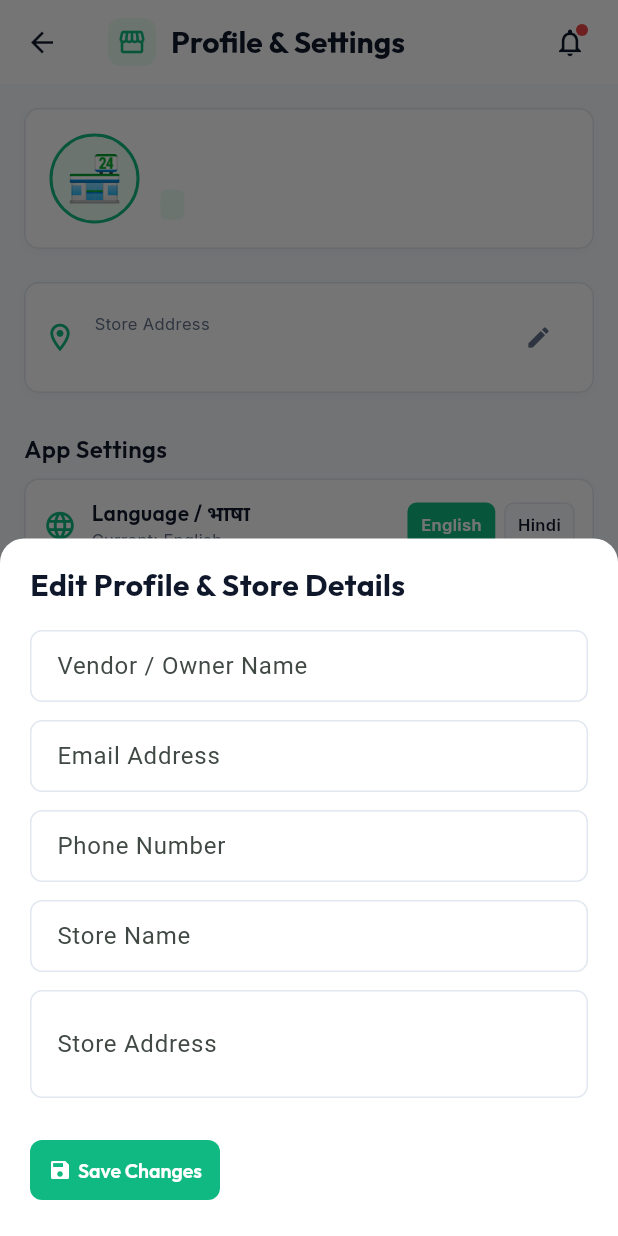
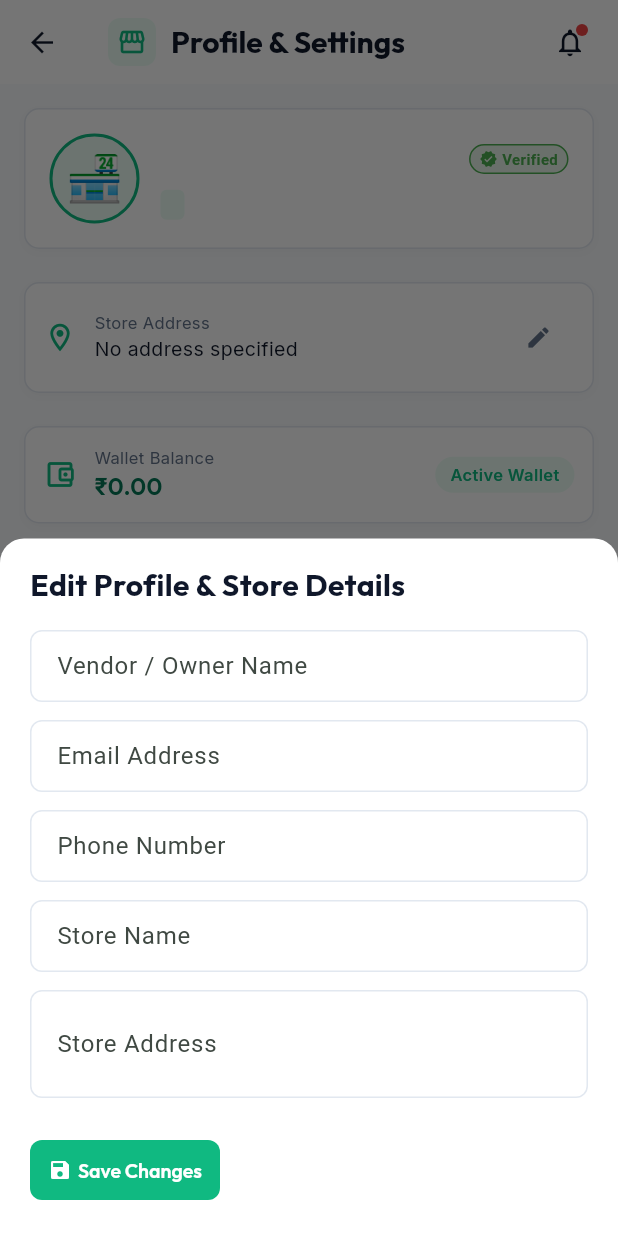
Before and after one commit to deepraj12345-veb/veggie_mart_vender, a Flutter app: the ProfileScreen screen opened directly, after a tap on the "edit" icon, on a phone screen of 412 x 824 dp. Run offline on Flutter 3.47's test engine with Material 3 defaults, Android fonts, the light colour scheme and no system bars; our stand-ins replace audioplayers, dio, flutter_riverpod, google_fonts, image_picker, logger and 2 more; accounts and stored records are empty; network calls fail.

Commit message:
Support dynamic vendor profile loading with wallet balance, verification badge, and state cleanup on login/logout

```diff
--- a/lib/providers/profile_provider.dart
+++ b/lib/providers/profile_provider.dart
@@ -3,39 +3,59 @@ import 'package:shared_preferences/shared_preferences.dart';
 import '../services/api_service.dart';
 
 class VendorProfileState {
+  final String vendorId;
   final String vendorName;
   final String email;
   final String phoneNumber;
   final String storeName;
   final String storeAddress;
+  final String city;
+  final String stateName;
+  final double walletBalance;
+  final bool isVerified;
   final String language; // "English" or "Hindi"
   final bool isLoading;
 
   const VendorProfileState({
+    required this.vendorId,
     required this.vendorName,
     required this.email,
     required this.phoneNumber,
     required this.storeName,
     required this.storeAddress,
+    required this.city,
+    required this.stateName,
+    required this.walletBalance,
+    required this.isVerified,
     required this.language,
     this.isLoading = false,
   });
 
   VendorProfileState copyWith({
+    String? vendorId,
     String? vendorName,
     String? email,
     String? phoneNumber,
     String? storeName,
     String? storeAddress,
+    String? city,
+    String? stateName,
+    double? walletBalance,
+    bool? isVerified,
     String? language,
     bool? isLoading,
   }) {
     return VendorProfileState(
+      vendorId: vendorId ?? this.vendorId,
       vendorName: vendorName ?? this.vendorName,
       email: email ?? this.email,
       phoneNumber: phoneNumber ?? this.phoneNumber,
       storeName: storeName ?? this.storeName,
       storeAddress: storeAddress ?? this.storeAddress,
+      city: city ?? this.city,
+      stateName: stateName ?? this.stateName,
+      walletBalance: walletBalance ?? this.walletBalance,
+      isVerified: isVerified ?? this.isVerified,
       language: language ?? this.language,
       isLoading: isLoading ?? this.isLoading,
     );
@@ -47,11 +67,16 @@ class ProfileNotifier extends Notifier<VendorProfileState> {
   VendorProfileState build() {
     _loadAndSync();
     return VendorProfileState(
+      vendorId: ApiService.currentVendorId ?? "",
       vendorName: ApiService.vendorName ?? "",
       email: ApiService.currentVendorEmail ?? "",
       phoneNumber: ApiService.vendorPhone ?? "",
       storeName: ApiService.storeName ?? "",
       storeAddress: ApiService.storeAddress ?? "",
+      city: ApiService.city,
+      stateName: ApiService.stateName,
+      walletBalance: ApiService.walletBalance,
+      isVerified: ApiService.isVerified,
       language: "English",
     );
   }
@@ -61,11 +86,16 @@ class ProfileNotifier extends Notifier<VendorProfileState> {
     final vendorData = await ApiService.fetchVendorProfile();
     if (vendorData.isNotEmpty) {
       state = state.copyWith(
+        vendorId: ApiService.currentVendorId ?? state.vendorId,
         vendorName: ApiService.vendorName ?? state.vendorName,
         email: ApiService.currentVendorEmail ?? state.email,
         phoneNumber: ApiService.vendorPhone ?? state.phoneNumber,
         storeName: ApiService.storeName ?? state.storeName,
         storeAddress: ApiService.storeAddress ?? state.storeAddress,
+        city: ApiService.city,
+        stateName: ApiService.stateName,
+        walletBalance: ApiService.walletBalance,
+        isVerified: ApiService.isVerified,
         isLoading: false,
       );
     } else {
@@ -77,18 +107,28 @@ class ProfileNotifier extends Notifier<VendorProfileState> {
     try {
       await ApiService.loadFromPrefs();
       final prefs = await SharedPreferences.getInstance();
+      final id = prefs.getString('currentVendorId') ?? ApiService.currentVendorId;
       final name = prefs.getString('vendorName') ?? ApiService.vendorName;
       final email = prefs.getString('currentVendorEmail') ?? ApiService.currentVendorEmail;
       final phone = prefs.getString('vendorPhone') ?? ApiService.vendorPhone;
       final store = prefs.getString('storeName') ?? ApiService.storeName;
       final address = prefs.getString('storeAddress') ?? ApiService.storeAddress;
+      final c = prefs.getString('vendorCity') ?? ApiService.city;
+      final s = prefs.getString('vendorState') ?? ApiService.stateName;
+      final w = prefs.getDouble('vendorWallet') ?? ApiService.walletBalance;
+      final v = prefs.getBool('vendorIsVerified') ?? ApiService.isVerified;
 
       state = state.copyWith(
+        vendorId: id ?? state.vendorId,
         vendorName: name ?? state.vendorName,
         email: email ?? state.email,
         phoneNumber: phone ?? state.phoneNumber,
         storeName: store ?? state.storeName,
         storeAddress: address ?? state.storeAddress,
+        city: c,
+        stateName: s,
+        walletBalance: w,
+        isVerified: v,
       );
 
       await fetchProfileFromApi();
@@ -111,6 +151,8 @@ class ProfileNotifier extends Notifier<VendorProfileState> {
     String? phoneNumber,
     String? storeName,
     String? storeAddress,
+    String? city,
+    String? stateName,
   }) async {
     state = state.copyWith(
       vendorName: vendorName,
@@ -118,6 +160,8 @@ class ProfileNotifier extends Notifier<VendorProfileState> {
       phoneNumber: phoneNumber,
       storeName: storeName,
       storeAddress: storeAddress,
+      city: city,
+      stateName: stateName,
     );
 
     if (vendorName != null) ApiService.vendorName = vendorName;
@@ -125,6 +169,8 @@ class ProfileNotifier extends Notifier<VendorProfileState> {
     if (phoneNumber != null) ApiService.vendorPhone = phoneNumber;
     if (storeName != null) ApiService.storeName = storeName;
     if (storeAddress != null) ApiService.storeAddress = storeAddress;
+    if (city != null) ApiService.city = city;
+    if (stateName != null) ApiService.stateName = stateName;
 
     await ApiService.saveToPrefs();
   }
--- a/lib/screens/profile/profile_screen.dart
+++ b/lib/screens/profile/profile_screen.dart
@@ -58,13 +58,50 @@ class ProfileScreen extends ConsumerWidget {
                       child: Column(
                         crossAxisAlignment: CrossAxisAlignment.start,
                         children: [
-                          Text(
+                          Row(
+                            children: [
+                              Expanded(
+                                child: Text(
                                   profile.vendorName.isNotEmpty
                                       ? profile.vendorName
                                       : profile.storeName,
                                   style: AppTextStyles.heading1,
                                   maxLines: 1,
                                   overflow: TextOverflow.ellipsis,
+                                ),
+                              ),
+                              if (profile.isVerified)
+                                Container(
+                                  padding: const EdgeInsets.symmetric(
+                                    horizontal: 6,
+                                    vertical: 2,
+                                  ),
+                                  decoration: BoxDecoration(
+                                    color: Colors.green.shade50,
+                                    borderRadius: BorderRadius.circular(12),
+                                    border: Border.all(color: Colors.green),
+                                  ),
+                                  child: const Row(
+                                    mainAxisSize: MainAxisSize.min,
+                                    children: [
+                                      Icon(
+                                        Icons.verified,
+                                        size: 12,
+                                        color: Colors.green,
+                                      ),
+                                      SizedBox(width: 3),
+                                      Text(
+                                        "Verified",
+                                        style: TextStyle(
+                                          fontSize: 10,
+                                          color: Colors.green,
+                                          fontWeight: FontWeight.bold,
+                                        ),
+                                      ),
+                                    ],
+                                  ),
+                                ),
+                            ],
                           ),
                           if (profile.email.isNotEmpty)
                             Padding(
@@ -137,7 +174,11 @@ class ProfileScreen extends ConsumerWidget {
                           style: AppTextStyles.bodySmall,
                         ),
                         Text(
-                          profile.storeAddress,
+                          profile.storeAddress.isNotEmpty
+                              ? profile.storeAddress
+                              : profile.city.isNotEmpty
+                                  ? "${profile.city}${profile.stateName.isNotEmpty ? ', ${profile.stateName}' : ''}"
+                                  : tr("No address specified"),
                           style: AppTextStyles.bodyMedium,
                           maxLines: 2,
                           overflow: TextOverflow.ellipsis,
@@ -154,6 +195,57 @@ class ProfileScreen extends ConsumerWidget {
                     onPressed: () {
                       EditProfileModal.show(context, ref);
                     },
+                  ),
+                ],
+              ),
+            ),
+            const SizedBox(height: 12),
+
+            // Wallet Balance Card
+            ReusableCard(
+              child: Row(
+                mainAxisAlignment: MainAxisAlignment.spaceBetween,
+                children: [
+                  Row(
+                    children: [
+                      const Icon(
+                        Icons.account_balance_wallet_outlined,
+                        color: AppColors.primary,
+                        size: 22,
+                      ),
+                      const SizedBox(width: 12),
+                      Column(
+                        crossAxisAlignment: CrossAxisAlignment.start,
+                        children: [
+                          Text(
+                            tr("Wallet Balance"),
+                            style: AppTextStyles.bodySmall,
+                          ),
+                          Text(
+                            "₹${profile.walletBalance.toStringAsFixed(2)}",
+                            style: AppTextStyles.heading2.copyWith(
+                              color: AppColors.primaryDark,
+                            ),
+                          ),
+                        ],
+                      ),
+                    ],
+                  ),
+                  Container(
+                    padding: const EdgeInsets.symmetric(
+                      horizontal: 10,
+                      vertical: 4,
+                    ),
+                    decoration: BoxDecoration(
+                      color: AppColors.primaryLight,
+                      borderRadius: BorderRadius.circular(12),
+                    ),
+                    child: Text(
+                      tr("Active Wallet"),
+                      style: AppTextStyles.badgeText.copyWith(
+                        color: AppColors.primary,
+                      ),
+                    ),
                   ),
                 ],
               ),
@@ -324,12 +416,7 @@ class ProfileScreen extends ConsumerWidget {
                           backgroundColor: AppColors.error,
                         ),
                         onPressed: () async {
-                          final prefs = await SharedPreferences.getInstance();
-                          await prefs.clear();
-
-                          ApiService.sessionCookie = null;
-                          ApiService.authToken = null;
-
+                          await ApiService.clearAllVendorData();
                           ref.invalidate(profileProvider);
 
                           if (!context.mounted) return;
--- a/lib/services/api_service.dart
+++ b/lib/services/api_service.dart
@@ -16,6 +16,11 @@ class ApiService {
   static String? vendorPhone;
   static String? storeName;
   static String? storeAddress;
+  static String city = '';
+  static String stateName = '';
+  static double walletBalance = 0.0;
+  static bool isVerified = true;
+  static String createdAt = '';
 
   static String get rootUrl => ApiClient.rootUrl;
   static String get baseUrl => '$rootUrl/api/v1';
@@ -33,6 +38,27 @@ class ApiService {
       headers['Cookie'] = sessionCookie!;
     }
     return headers;
+  }
+
+  static Future<void> clearAllVendorData() async {
+    authToken = null;
+    sessionCookie = null;
+    currentVendorId = null;
+    currentVendorEmail = null;
+    vendorName = null;
+    vendorPhone = null;
+    storeName = null;
+    storeAddress = null;
+    city = '';
+    stateName = '';
+    walletBalance = 0.0;
+    isVerified = true;
+    createdAt = '';
+
+    try {
+      final prefs = await SharedPreferences.getInstance();
+      await prefs.clear();
+    } catch (_) {}
   }
 
   static void parseAndSaveVendorData(Map<String, dynamic> vendorObj) {
@@ -61,13 +87,26 @@ class ApiService {
       storeName = sn;
     }
 
+    city = vendorObj['city']?.toString() ?? '';
+    stateName = vendorObj['state']?.toString() ?? '';
+
     final addr = vendorObj['address']?.toString() ?? '';
-    final city = vendorObj['city']?.toString() ?? '';
-    final state = vendorObj['state']?.toString() ?? '';
     if (addr.isNotEmpty) {
       storeAddress = addr;
-    } else if (city.isNotEmpty || state.isNotEmpty) {
-      storeAddress = [city, state].where((s) => s.isNotEmpty).join(', ');
+    } else if (city.isNotEmpty || stateName.isNotEmpty) {
+      storeAddress = [city, stateName].where((s) => s.isNotEmpty).join(', ');
+    }
+
+    if (vendorObj['wallet_balance'] != null) {
+      walletBalance = double.tryParse(vendorObj['wallet_balance'].toString()) ?? 0.0;
+    }
+
+    if (vendorObj['is_verified'] != null) {
+      isVerified = vendorObj['is_verified'].toString() == '1' || vendorObj['is_verified'] == true;
+    }
+
+    if (vendorObj['created_at'] != null || vendorObj['createdAt'] != null) {
+      createdAt = (vendorObj['created_at'] ?? vendorObj['createdAt']).toString();
     }
   }
 
@@ -80,6 +119,11 @@ class ApiService {
       if (storeAddress != null) await prefs.setString('storeAddress', storeAddress!);
       if (currentVendorEmail != null) await prefs.setString('currentVendorEmail', currentVendorEmail!);
       if (currentVendorId != null) await prefs.setString('currentVendorId', currentVendorId!);
+      if (city.isNotEmpty) await prefs.setString('vendorCity', city);
+      if (stateName.isNotEmpty) await prefs.setString('vendorState', stateName);
+      await prefs.setDouble('vendorWallet', walletBalance);
+      await prefs.setBool('vendorIsVerified', isVerified);
+      if (createdAt.isNotEmpty) await prefs.setString('vendorCreatedAt', createdAt);
     } catch (_) {}
   }
 
@@ -92,6 +136,11 @@ class ApiService {
       storeAddress = prefs.getString('storeAddress') ?? storeAddress;
       currentVendorEmail = prefs.getString('currentVendorEmail') ?? currentVendorEmail;
       currentVendorId = prefs.getString('currentVendorId') ?? currentVendorId;
+      city = prefs.getString('vendorCity') ?? city;
+      stateName = prefs.getString('vendorState') ?? stateName;
+      walletBalance = prefs.getDouble('vendorWallet') ?? walletBalance;
+      isVerified = prefs.getBool('vendorIsVerified') ?? isVerified;
+      createdAt = prefs.getString('vendorCreatedAt') ?? createdAt;
     } catch (_) {}
   }
 
@@ -135,9 +184,11 @@ class ApiService {
 
   static Future<void> vendorLogin(String email, String password) async {
     print('--- 1. VENDOR LOGIN CALL ---');
-    final String rawEmail = email.trim();
+    final String rawEmail = email.trim().toLowerCase();
+
+    // Clear old vendor data to ensure clean login for new account
+    await clearAllVendorData();
     currentVendorEmail = rawEmail;
-    currentVendorId = 'VENDOR_${rawEmail.hashCode.abs()}';
 
     final loginEndpoints = [
       '$rootUrl/vendor/login',
```
Lines whose indentation alone changed are shown as unchanged.
